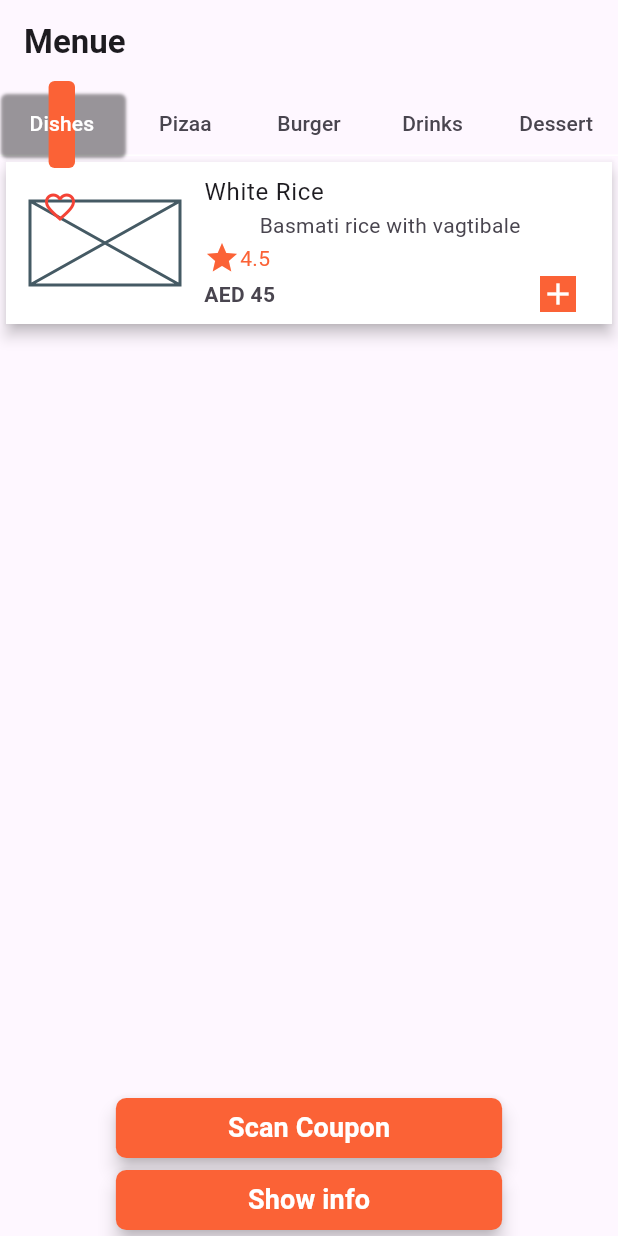
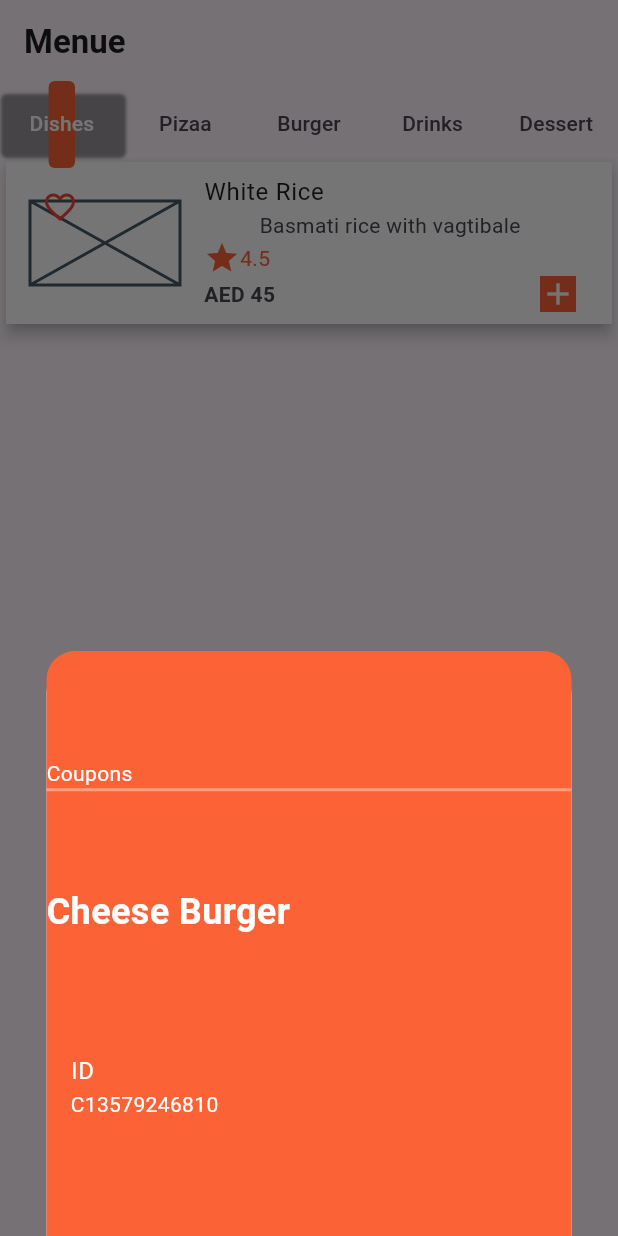
Before and after one commit to Flutter-gg-1/Restaurant-Menu-app, a Flutter app: the screen it shows after launch, after a tap on "Scan Coupon", on a phone screen of 412 x 824 dp. Run offline on Flutter 3.47's test engine with Material 3 defaults, Android fonts, the phone set to English and light mode, and no system bars.

Commit message:
add show coupons

```diff
--- a/lib/src/home_page.dart
+++ b/lib/src/home_page.dart
@@ -11,6 +11,61 @@ class HomePage extends StatefulWidget {
 class _HomePageState extends State<HomePage> {
   @override
   Widget build(BuildContext context) {
+    void showCoupon() {
+      showModalBottomSheet<void>(
+        context: context,
+        builder: (BuildContext context) {
+          return Container(
+            decoration: BoxDecoration(
+              color: orange,
+              borderRadius:
+                  const BorderRadius.vertical(top: Radius.circular(19)),
+            ),
+            height: 390,
+            width: 350,
+            child: Padding(
+              padding: const EdgeInsets.only(top: 4),
+              child: Column(
+                mainAxisAlignment: MainAxisAlignment.spaceEvenly,
+                children: [
+                  Container(
+                    margin: const EdgeInsets.only(top: 4),
+                    width: MediaQuery.of(context).size.width,
+                    decoration: const BoxDecoration(
+                      border: Border(
+                        bottom: BorderSide(
+                          width: 2,
+                          color: Color(0xfffd9e82),
+                        ),
+                      ),
+                    ),
+                    child: const Align(
+                        alignment: Alignment.centerLeft,
+                        child: Text(
+                            style: TextStyle(color: Colors.white), "Coupons")),
+                  ),
+                  const Align(
+                    alignment: Alignment.centerLeft,
+                    child: Text(
+                        style: TextStyle(
+                            color: Colors.white,
+                            fontSize: 24,
+                            fontWeight: FontWeight.bold),
+                        "Cheese Burger"),
+                  ),
+                  ListTile(
+                    textColor: Colors.white,
+                    title: Text("ID"),
+                    subtitle: Text("C13579246810"),
+                  )
+                ],
+              ),
+            ),
+          );
+        },
+      );
+    }
+
     List<Widget> myTabs = [
       const SizedBox(height: 40, child: Center(child: Text("Dishes"))),
       const Text("Pizaa"),
@@ -66,7 +121,7 @@ class _HomePageState extends State<HomePage> {
                     elevation: WidgetStateProperty.all(5),
                     backgroundColor: WidgetStateProperty.all(orange),
                   ),
-                  onPressed: () {},
+                  onPressed: showCoupon,
                   child: const Text(
                       style: TextStyle(
                           fontWeight: FontWeight.bold,
```
Also changed, not shown: assets/Code.jpg (added).
